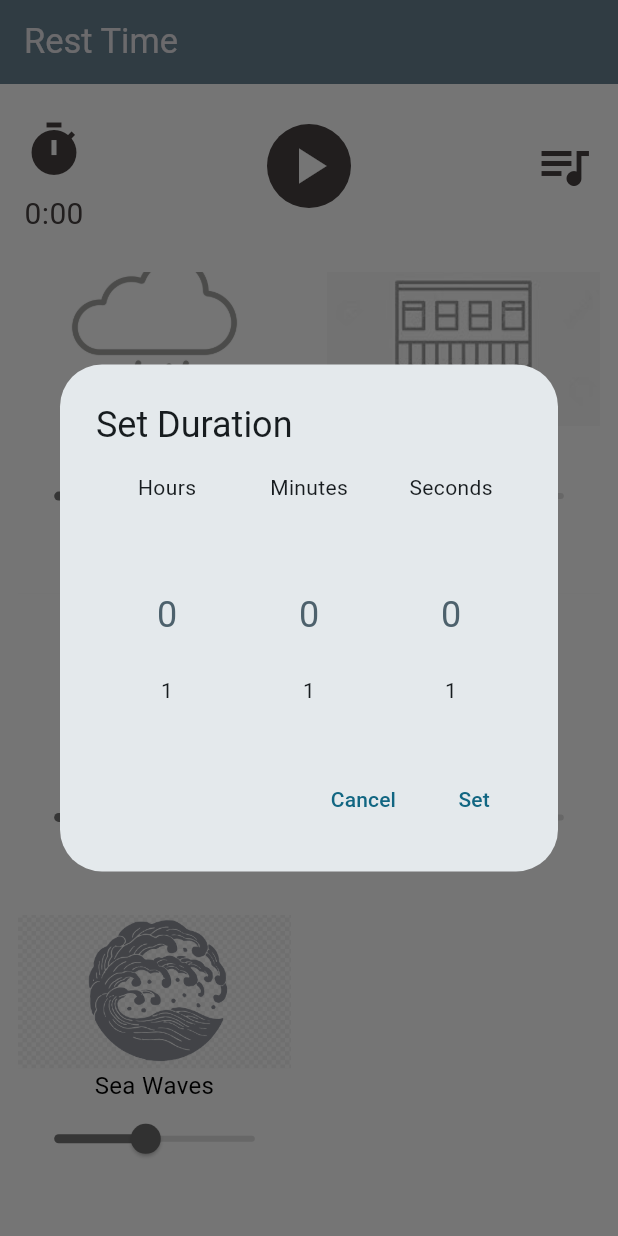
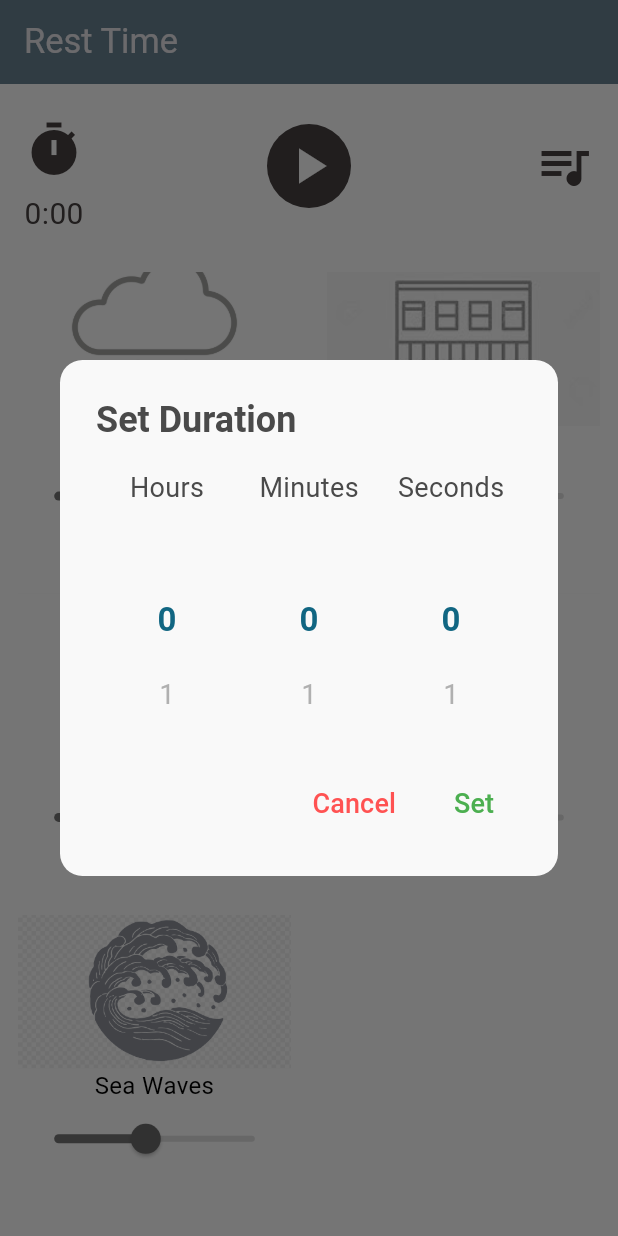
Before and after one commit to ahmetbekir22/focus-app-flutter, a Flutter app: the screen it shows after launch, after a tap on the "timer" icon, on a phone screen of 412 x 824 dp. Run offline on Flutter 3.47's test engine with Material 3 defaults, Android fonts, the phone set to English and light mode, and no system bars; drawn by our look-alikes of numberpicker; our stand-ins replace audioplayers, get.

Commit message:
stop button added for  playlist

```diff
--- /dev/null
+++ b/focus_app/lib/components/control_panel.dart
@@ -0,0 +1,137 @@
+import 'package:flutter/material.dart';
+import 'package:get/get.dart';
+import '../components/duration_picker.dart';
+import '../controller/audio_controller.dart';
+import '../data/audios.dart';
+import '../pages/sound_selection.dart';
+
+class ControlPanel extends StatelessWidget {
+  final AudioController audioController;
+  final Audios audioList;
+  final ValueNotifier<List<bool>> selectedSoundsNotifier;
+
+  const ControlPanel({
+    super.key,
+    required this.audioController,
+    required this.audioList,
+    required this.selectedSoundsNotifier,
+  });
+
+  bool isCustomMixActive(List<bool> selectedSounds) {
+    return selectedSounds.any((isSelected) => !isSelected);
+  }
+
+  @override
+  Widget build(BuildContext context) {
+    return Row(
+      mainAxisAlignment: MainAxisAlignment.spaceBetween,
+      children: [
+        Column(
+          children: [
+            Padding(
+              padding: EdgeInsets.only(top: Get.height * 0.01),
+              child: IconButton(
+                onPressed: () {
+                  showDialog(
+                    context: context,
+                    builder: (context) {
+                      return DurationPicker(
+                        initialDuration: Duration.zero,
+                        onTimeSelected: (duration) {
+                          audioController.startTimer(duration);
+                        },
+                      );
+                    },
+                  );
+                },
+                icon: const Icon(Icons.timer),
+                iconSize: 40,
+                color: const Color.fromARGB(255, 71, 65, 65),
+              ),
+            ),
+            Obx(
+              () => Text(
+                '${audioController.remainingTime.value.inMinutes}:${(audioController.remainingTime.value.inSeconds % 60).toString().padLeft(2, '0')}',
+                style: const TextStyle(
+                  fontSize: 20,
+                  color: Color.fromARGB(255, 71, 65, 65),
+                ),
+              ),
+            ),
+            Obx(
+              () => Visibility(
+                visible: audioController.remainingTime.value > Duration.zero,
+                child: IconButton(
+                  onPressed: () {
+                    audioController.stopTimer();
+                  },
+                  icon: const Icon(Icons.stop_circle_outlined),
+                  iconSize: 40,
+                  color: const Color.fromARGB(255, 203, 70, 70),
+                ),
+              ),
+            ),
+          ],
+        ),
+        Obx(
+          () => IconButton(
+            onPressed: () {
+              if (audioController.isPlaying.value) {
+                audioController.pauseAll();
+              } else {
+                audioController.playAll();
+              }
+            },
+            icon: Icon(
+              audioController.isPlaying.value ? Icons.pause : Icons.play_arrow,
+              size: 40,
+              color: Colors.white,
+            ),
+            style: ButtonStyle(
+              shape: WidgetStateProperty.all(const CircleBorder()),
+              backgroundColor: WidgetStateProperty.all(
+                  const Color.fromARGB(255, 71, 65, 65)),
+            ),
+          ),
+        ),
+        Column(children: [
+          IconButton(
+            onPressed: () {
+              showDialog(
+                context: context,
+                builder: (context) {
+                  return SoundSelectionDialog(
+                    audioFiles: audioList.audioFiles,
+                    audioController: audioController,
+                    selectedSoundsNotifier: selectedSoundsNotifier,
+                  );
+                },
+              );
+            },
+            icon: const Icon(Icons.queue_music_outlined),
+            iconSize: 40,
+            color: const Color.fromARGB(255, 71, 65, 65),
+          ),
+          ValueListenableBuilder<List<bool>>(
+            valueListenable: selectedSoundsNotifier,
+            builder: (context, selectedSounds, child) {
+              return Visibility(
+                visible: isCustomMixActive(selectedSounds),
+                child: IconButton(
+                  onPressed: () {
+                    audioController.pauseAll();
+                    selectedSoundsNotifier.value =
+                        List.filled(audioList.audioFiles.length, true);
+                  },
+                  icon: const Icon(Icons.stop_circle_outlined),
+                  iconSize: 40,
+                  color: const Color.fromARGB(255, 203, 70, 70),
+                ),
+              );
+            },
+          ),
+        ])
+      ],
+    );
+  }
+}
--- /dev/null
+++ b/focus_app/lib/components/custom_number_picker.dart
@@ -0,0 +1,50 @@
+import 'package:flutter/material.dart';
+import 'package:numberpicker/numberpicker.dart';
+import 'package:get/get.dart';
+
+class CustomNumberPicker extends StatelessWidget {
+  final String label;
+  final int minValue;
+  final int maxValue;
+  final RxInt currentValue;
+
+  const CustomNumberPicker({
+    Key? key,
+    required this.label,
+    required this.minValue,
+    required this.maxValue,
+    required this.currentValue,
+  }) : super(key: key);
+
+  @override
+  Widget build(BuildContext context) {
+    return Expanded(
+      child: Column(
+        children: [
+          Text(
+            label,
+            style: const TextStyle(
+              fontSize: 18,
+              color: Color(0xFF4A4A4A),
+            ),
+          ),
+          Obx(() => NumberPicker(
+                value: currentValue.value,
+                minValue: minValue,
+                maxValue: maxValue,
+                onChanged: (value) => currentValue.value = value,
+                selectedTextStyle: TextStyle(
+                  fontSize: 22,
+                  fontWeight: FontWeight.bold,
+                  color: Theme.of(context).primaryColor,
+                ),
+                textStyle: const TextStyle(
+                  fontSize: 18,
+                  color: Color(0xFFB0B0B0),
+                ),
+              )),
+        ],
+      ),
+    );
+  }
+}
--- a/focus_app/lib/components/duration_picker.dart
+++ b/focus_app/lib/components/duration_picker.dart
@@ -1,7 +1,7 @@
 import 'package:flutter/material.dart';
-import 'package:numberpicker/numberpicker.dart';
 import 'package:get/get.dart';
 import '../controller/duration_controller.dart';
+import 'custom_number_picker.dart';
 
 class DurationPicker extends StatelessWidget {
   final Duration initialDuration;
@@ -19,53 +19,36 @@ class DurationPicker extends StatelessWidget {
     durationController.setInitialDuration(initialDuration);
 
     return AlertDialog(
-      title: const Text('Set Duration'),
+      title: const Text(
+        'Set Duration',
+        style: TextStyle(
+          fontSize: 24,
+          fontWeight: FontWeight.bold,
+          color: Color(0xFF4A4A4A),
+        ),
+      ),
       content: Column(
         mainAxisSize: MainAxisSize.min,
         children: [
           Row(
             children: [
-              Expanded(
-                child: Column(
-                  children: [
-                    const Text('Hours'),
-                    Obx(() => NumberPicker(
-                          value: durationController.hours.value,
+              CustomNumberPicker(
+                label: 'Hours',
                 minValue: 0,
                 maxValue: 23,
-                          onChanged: (value) =>
-                              durationController.hours.value = value,
-                        )),
-                  ],
+                currentValue: durationController.hours,
               ),
-              ),
-              Expanded(
-                child: Column(
-                  children: [
-                    const Text('Minutes'),
-                    Obx(() => NumberPicker(
-                          value: durationController.minutes.value,
+              CustomNumberPicker(
+                label: 'Minutes',
                 minValue: 0,
                 maxValue: 59,
-                          onChanged: (value) =>
-                              durationController.minutes.value = value,
-                        )),
-                  ],
+                currentValue: durationController.minutes,
               ),
-              ),
-              Expanded(
-                child: Column(
-                  children: [
-                    const Text('Seconds'),
-                    Obx(() => NumberPicker(
-                          value: durationController.seconds.value,
+              CustomNumberPicker(
+                label: 'Seconds',
                 minValue: 0,
                 maxValue: 59,
-                          onChanged: (value) =>
-                              durationController.seconds.value = value,
-                        )),
-                  ],
-                ),
+                currentValue: durationController.seconds,
               ),
             ],
           ),
@@ -76,16 +59,32 @@ class DurationPicker extends StatelessWidget {
           onPressed: () {
             Navigator.of(context).pop();
           },
-          child: const Text('Cancel'),
+          child: const Text(
+            'Cancel',
+            style: TextStyle(
+              fontSize: 18,
+              color: Colors.redAccent,
+            ),
+          ),
         ),
         TextButton(
           onPressed: () {
             onTimeSelected(durationController.duration);
             Navigator.of(context).pop();
           },
-          child: const Text('Set'),
+          child: const Text(
+            'Set',
+            style: TextStyle(
+              fontSize: 18,
+              color: Colors.green,
+            ),
+          ),
         ),
       ],
+      shape: RoundedRectangleBorder(
+        borderRadius: BorderRadius.circular(15),
+      ),
+      backgroundColor: const Color(0xFFF9F9F9),
     );
   }
 }
--- a/focus_app/lib/pages/home_page.dart
+++ b/focus_app/lib/pages/home_page.dart
@@ -1,11 +1,10 @@
 import 'package:flutter/material.dart';
 import 'package:get/get.dart';
+import '../components/control_panel.dart';
 import '../components/custom_audio_widget.dart';
 import 'package:audioplayers/audioplayers.dart';
-import '../components/duration_picker.dart';
 import '../controller/audio_controller.dart';
 import '../data/audios.dart';
-import 'sound_selection.dart';
 
 class HomePage extends StatelessWidget {
   const HomePage({super.key});
@@ -46,98 +45,10 @@ class HomePage extends StatelessWidget {
             Center(
               child: Padding(
                 padding: const EdgeInsets.all(8.0),
-                child: Row(
-                  mainAxisAlignment: MainAxisAlignment.spaceBetween,
-                  children: [
-                    Column(
-                      children: [
-                        Padding(
-                          padding: EdgeInsets.only(top: Get.height * 0.01),
-                          child: IconButton(
-                            onPressed: () {
-                              showDialog(
-                                context: context,
-                                builder: (context) {
-                                  return DurationPicker(
-                                    initialDuration: Duration.zero,
-                                    onTimeSelected: (duration) {
-                                      audioController.startTimer(duration);
-                                    },
-                                  );
-                                },
-                              );
-                            },
-                            icon: const Icon(Icons.timer),
-                            iconSize: 40,
-                            color: const Color.fromARGB(255, 71, 65, 65),
-                          ),
-                        ),
-                        Obx(
-                          () => Text(
-                            '${audioController.remainingTime.value.inMinutes}:${(audioController.remainingTime.value.inSeconds % 60).toString().padLeft(2, '0')}',
-                            style: const TextStyle(
-                              fontSize: 20,
-                              color: Color.fromARGB(255, 71, 65, 65),
-                            ),
-                          ),
-                        ),
-                        Obx(
-                          () => Visibility(
-                            visible: audioController.remainingTime.value >
-                                Duration.zero,
-                            child: IconButton(
-                              onPressed: () {
-                                audioController.stopTimer();
-                              },
-                              icon: const Icon(Icons.stop),
-                              iconSize: 40,
-                              color: const Color.fromARGB(255, 71, 65, 65),
-                            ),
-                          ),
-                        ),
-                      ],
-                    ),
-                    Obx(
-                      () => IconButton(
-                        onPressed: () {
-                          if (audioController.isPlaying.value) {
-                            audioController.pauseAll();
-                          } else {
-                            audioController.playAll();
-                          }
-                        },
-                        icon: Icon(
-                          audioController.isPlaying.value
-                              ? Icons.pause
-                              : Icons.play_arrow,
-                          size: 40,
-                          color: Colors.white,
-                        ),
-                        style: ButtonStyle(
-                          shape: WidgetStateProperty.all(const CircleBorder()),
-                          backgroundColor: WidgetStateProperty.all(
-                              const Color.fromARGB(255, 71, 65, 65)),
-                        ),
-                      ),
-                    ),
-                    IconButton(
-                      onPressed: () {
-                        showDialog(
-                          context: context,
-                          builder: (context) {
-                            return SoundSelectionDialog(
-                              audioFiles: audioList.audioFiles,
+                child: ControlPanel(
                   audioController: audioController,
+                  audioList: audioList,
                   selectedSoundsNotifier: selectedSoundsNotifier,
-                            );
-                          },
-                        );
-                      },
-                      icon: const Icon(Icons.queue_music_outlined),
-                      iconSize: 40,
-                      color: const Color.fromARGB(255, 71, 65, 65),
-                    ),
-                  ],
                 ),
               ),
             ),
@@ -156,7 +67,14 @@ class HomePage extends StatelessWidget {
                       ),
                       itemCount: audioList.audioFiles.length,
                       itemBuilder: (context, index) {
-                        return Opacity(
+                        return GestureDetector(
+                          onTap: () {
+                            final updatedSounds =
+                                List<bool>.from(selectedSoundsNotifier.value);
+                            updatedSounds[index] = !updatedSounds[index];
+                            selectedSoundsNotifier.value = updatedSounds;
+                          },
+                          child: Opacity(
                             opacity: selectedSounds[index] ? 1.0 : 0.5,
                             child: CustomAudioWidget(
                               imagePath: audioList.audioFiles[index]
@@ -165,6 +83,7 @@ class HomePage extends StatelessWidget {
                               audioPath: audioList.audioFiles[index]
                                   ['audioPath']!,
                               audioPlayer: audioPlayers[index],
+                            ),
                           ),
                         );
                       },
```
Lines whose indentation alone changed are shown as unchanged.
